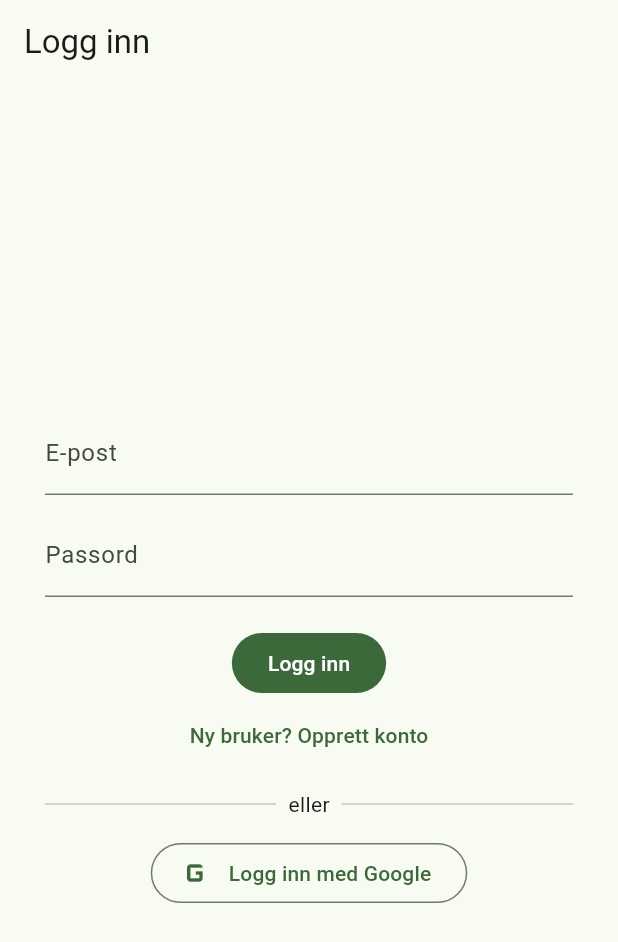
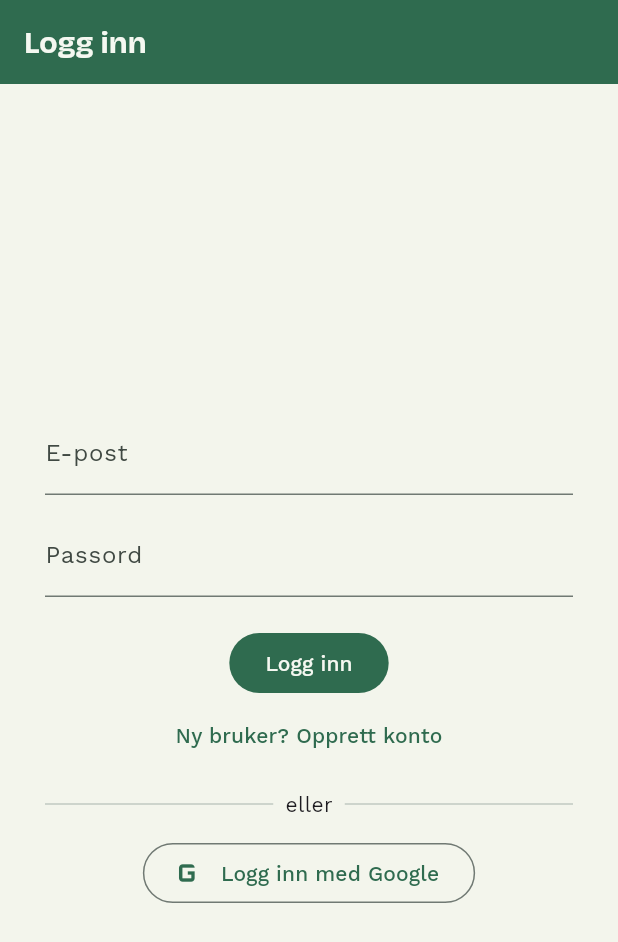
Before and after one commit to karinlarsenisoy-blip/handleliste, a Flutter app: the screen it shows after launch, on a phone screen of 412 x 824 dp. Shown: the top 942 px of the screen. Run offline on Flutter 3.47's test engine with Material 3 defaults, Android fonts, the phone set to English and light mode, and no system bars; our stand-ins replace cloud_firestore, firebase_auth, firebase_core, geolocator, google_fonts, image_picker; missing offline and left inert: google_mlkit_text_recognition; accounts and stored records are empty.

Commit message:
Apply the "Fersk" color theme and typography
Adds google_fonts and a single AppTheme: the dagligvare-green primary
(#2F6B4F) and coral savings-accent (#D8543C) from the design proposal, plus
Bricolage Grotesque for display/heading text paired with Work Sans for body
text everywhere. The coral is deliberately scoped to one button
("Bekreft rute og start handletur") rather than a general theme color — see
AppTheme.savingsAccent's doc.

Deliberately not touching how price/list rows are styled yet (the
"kvittering" receipt-line look from the same proposal) — those screens are
still due to change once real routing (Fase B) lands, so that pass waits
until they're more stable.

Co-Authored-By: Claude Sonnet 5 <noreply@anthropic.com>

```diff
--- a/lib/main.dart
+++ b/lib/main.dart
@@ -3,6 +3,7 @@ import 'package:flutter/material.dart';
 
 import 'firebase_options.dart';
 import 'screens/auth_gate.dart';
+import 'theme.dart';
 
 void main() async {
   WidgetsFlutterBinding.ensureInitialized();
@@ -17,7 +18,7 @@ class HandlelisteApp extends StatelessWidget {
   Widget build(BuildContext context) {
     return MaterialApp(
       title: 'Handleliste',
-      theme: ThemeData(colorSchemeSeed: Colors.green, useMaterial3: true),
+      theme: AppTheme.light(),
       home: const AuthGate(),
     );
   }
--- a/lib/screens/cheapest_store_screen.dart
+++ b/lib/screens/cheapest_store_screen.dart
@@ -12,6 +12,7 @@ import '../services/item_service.dart';
 import '../services/location_service.dart';
 import '../services/store_layout_service.dart';
 import '../services/store_locator_service.dart';
+import '../theme.dart';
 import '../utils/aisle_order.dart';
 import '../utils/distance.dart';
 import 'active_trip_screen.dart';
@@ -610,6 +611,13 @@ class _CheapestStoreScreenState extends State<CheapestStoreScreen> {
         ),
         const SizedBox(height: 16),
         FilledButton.icon(
+          // Reserved accent color for the screen's one big decision moment
+          // — see AppTheme.savingsAccent's doc for why this isn't the
+          // default button color everywhere.
+          style: FilledButton.styleFrom(
+            backgroundColor: AppTheme.savingsAccent,
+            foregroundColor: AppTheme.onSavingsAccent,
+          ),
           icon: const Icon(Icons.check_circle_outline),
           label: const Text('Bekreft rute og start handletur'),
           onPressed: () => Navigator.push(
--- /dev/null
+++ b/lib/theme.dart
@@ -0,0 +1,60 @@
+import 'package:flutter/material.dart';
+import 'package:google_fonts/google_fonts.dart';
+
+/// The "Fersk" visual direction: dagligvare-green as the primary color, a
+/// coral savings-accent reserved for the app's one big "go do this" moment
+/// (see [savingsAccent] and where it's used), and a friendly display face
+/// paired with a calm body face. Deliberately doesn't yet touch how price
+/// figures/list rows are set (the "kvittering" receipt-line styling) — that
+/// part is tied to the Handletur/trip screens, which are still due to
+/// change once real routing (Fase B) lands, so it stays a separate pass.
+class AppTheme {
+  AppTheme._();
+
+  static const _primary = Color(0xFF2F6B4F);
+  static const _onPrimary = Color(0xFFF5F8F1);
+  static const _background = Color(0xFFF3F5EC);
+
+  /// Reserved for the app's single biggest call-to-action per screen (e.g.
+  /// "Bekreft rute og start handletur") and for savings emphasis — not a
+  /// general secondary color, so most buttons should keep using the
+  /// default (primary-colored) FilledButton rather than reaching for this.
+  static const savingsAccent = Color(0xFFD8543C);
+  static const onSavingsAccent = Color(0xFFFFF6F1);
+
+  static ThemeData light() {
+    final colorScheme = ColorScheme.fromSeed(
+      seedColor: _primary,
+      brightness: Brightness.light,
+    ).copyWith(
+      primary: _primary,
+      onPrimary: _onPrimary,
+      secondary: savingsAccent,
+      onSecondary: onSavingsAccent,
+      surface: _background,
+    );
+
+    final baseTextTheme = ThemeData(brightness: Brightness.light).textTheme;
+    final textTheme = GoogleFonts.workSansTextTheme(baseTextTheme).copyWith(
+      displayLarge: GoogleFonts.bricolageGrotesque(textStyle: baseTextTheme.displayLarge, fontWeight: FontWeight.w700),
+      displayMedium: GoogleFonts.bricolageGrotesque(textStyle: baseTextTheme.displayMedium, fontWeight: FontWeight.w700),
+      displaySmall: GoogleFonts.bricolageGrotesque(textStyle: baseTextTheme.displaySmall, fontWeight: FontWeight.w700),
+      headlineLarge: GoogleFonts.bricolageGrotesque(textStyle: baseTextTheme.headlineLarge, fontWeight: FontWeight.w700),
+      headlineMedium: GoogleFonts.bricolageGrotesque(textStyle: baseTextTheme.headlineMedium, fontWeight: FontWeight.w700),
+      headlineSmall: GoogleFonts.bricolageGrotesque(textStyle: baseTextTheme.headlineSmall, fontWeight: FontWeight.w700),
+      titleLarge: GoogleFonts.bricolageGrotesque(textStyle: baseTextTheme.titleLarge, fontWeight: FontWeight.w600),
+    );
+
+    return ThemeData(
+      useMaterial3: true,
+      colorScheme: colorScheme,
+      scaffoldBackgroundColor: _background,
+      textTheme: textTheme,
+      appBarTheme: AppBarTheme(
+        backgroundColor: _primary,
+        foregroundColor: _onPrimary,
+        titleTextStyle: GoogleFonts.bricolageGrotesque(fontWeight: FontWeight.w700, fontSize: 20, color: _onPrimary),
+      ),
+    );
+  }
+}
--- a/pubspec.yaml
+++ b/pubspec.yaml
@@ -41,6 +41,7 @@ dependencies:
   google_mlkit_text_recognition: ^0.15.0
   http: ^1.2.0
   geolocator: ^13.0.1
+  google_fonts: ^6.2.1
 
 dev_dependencies:
   flutter_test:
```
Also changed, not shown: pubspec.lock, 2 other files.
